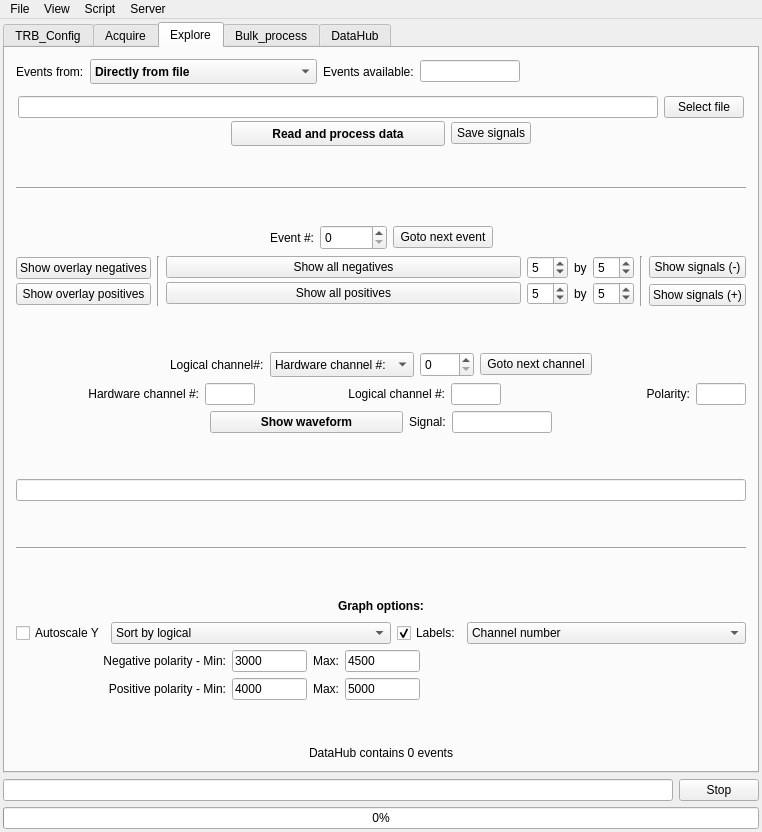
Old version of the form GUI/mainwindow.ui in the repository andrmor/TRB3reader.
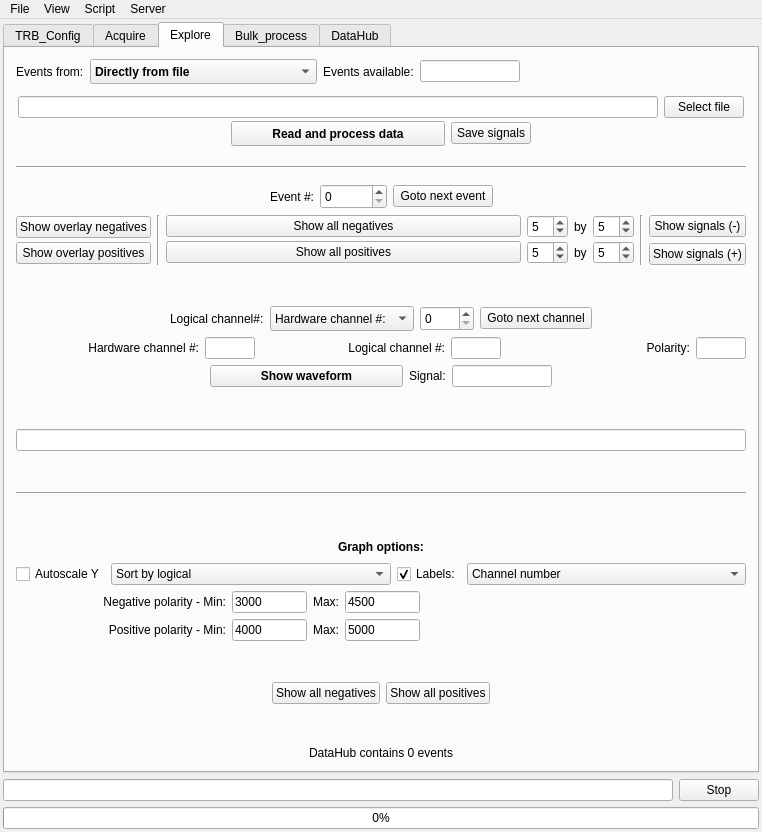
New version of the form.

```diff
--- a/GUI/mainwindow.ui
+++ b/GUI/mainwindow.ui
@@ -4341,6 +4341,66 @@
           </property>
          </spacer>
         </item>
+        <item>
+         <layout class="QHBoxLayout" name="horizontalLayout_70">
+          <property name="topMargin">
+           <number>0</number>
+          </property>
+          <item>
+           <spacer name="horizontalSpacer_51">
+            <property name="orientation">
+             <enum>Qt::Horizontal</enum>
+            </property>
+            <property name="sizeHint" stdset="0">
+             <size>
+              <width>40</width>
+              <height>20</height>
+             </size>
+            </property>
+           </spacer>
+          </item>
+          <item>
+           <widget class="QPushButton" name="pbShowAllNegatives">
+            <property name="text">
+             <string>Show all negatives</string>
+            </property>
+           </widget>
+          </item>
+          <item>
+           <widget class="QPushButton" name="pbShowAllPositives">
+            <property name="text">
+             <string>Show all positives</string>
+            </property>
+           </widget>
+          </item>
+          <item>
+           <spacer name="horizontalSpacer_52">
+            <property name="orientation">
+             <enum>Qt::Horizontal</enum>
+            </property>
+            <property name="sizeHint" stdset="0">
+             <size>
+              <width>40</width>
+              <height>20</height>
+             </size>
+            </property>
+           </spacer>
+          </item>
+         </layout>
+        </item>
+        <item>
+         <spacer name="verticalSpacer_35">
+          <property name="orientation">
+           <enum>Qt::Vertical</enum>
+          </property>
+          <property name="sizeHint" stdset="0">
+           <size>
+            <width>20</width>
+            <height>40</height>
+           </size>
+          </property>
+         </spacer>
+        </item>
         <item>
          <widget class="QLabel" name="labDatahubEvents">
           <property name="text">
```
